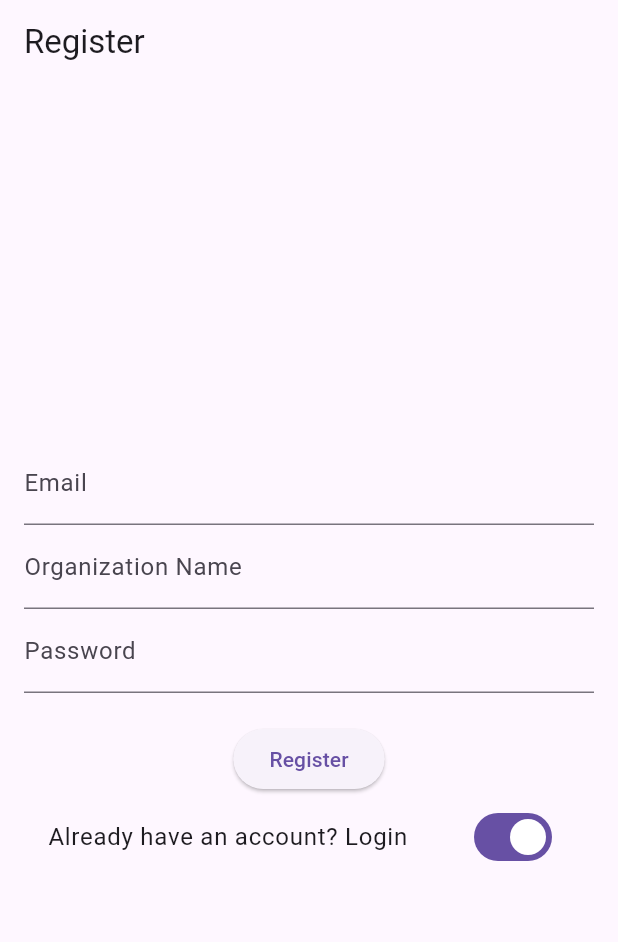
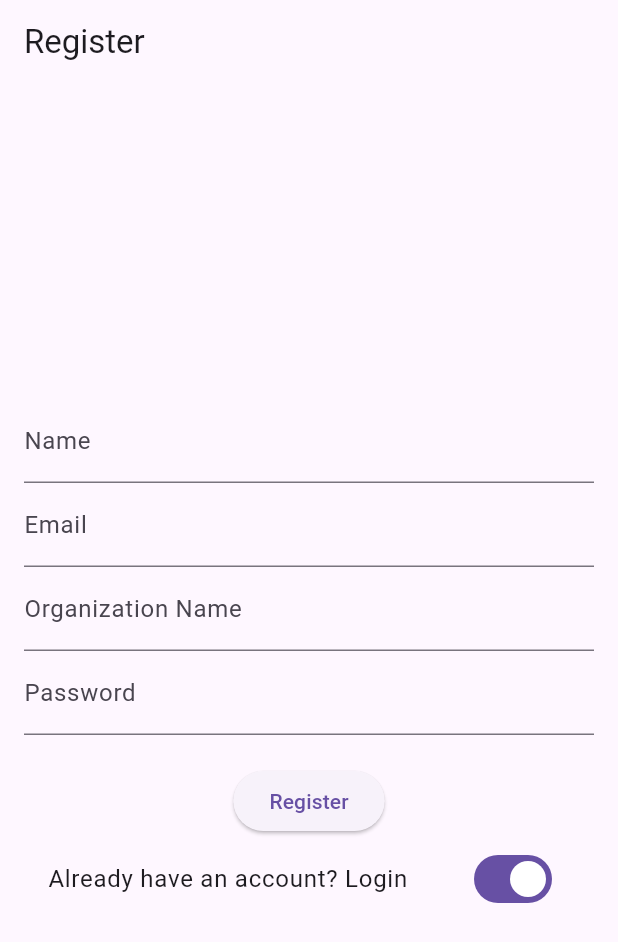
Before and after one commit to Shashank-Shourie/PS21, a Flutter app: the screen it shows after launch, after a tap on "Don't have an account? Register", after a tap on "Register", on a phone screen of 412 x 824 dp. Shown: the top 942 px of the screen. Run offline on Flutter 3.47's test engine with Material 3 defaults, Android fonts, the phone set to English and light mode, and no system bars; our stand-ins replace file_picker; missing offline and left inert: flutter_pdfview.

Commit message:
Added name field

```diff
--- a/frontend/lib/pages/orgregister.dart
+++ b/frontend/lib/pages/orgregister.dart
@@ -26,9 +26,11 @@ class _AuthPageState extends State<AuthPage> {
   final TextEditingController emailController = TextEditingController();
   final TextEditingController passwordController = TextEditingController();
   final TextEditingController orgController = TextEditingController();
+  final TextEditingController nameController = TextEditingController();
+
   bool isRegistering = false;
 
-  late String baseUrl;  // Declare it as a late variable
+  late String baseUrl; // Declare it as a late variable
 
   @override
   void initState() {
@@ -49,7 +51,7 @@ class _AuthPageState extends State<AuthPage> {
       headers: {'Content-Type': 'application/json'},
       body: jsonEncode({
         'organizationName': orgController.text,
-        'name': 'User',
+        'name': nameController.text,
         'email': emailController.text,
         'password': passwordController.text,
       }),
@@ -101,6 +103,11 @@ class _AuthPageState extends State<AuthPage> {
         child: Column(
           mainAxisAlignment: MainAxisAlignment.center,
           children: [
+            if(isRegistering)
+              TextField(
+                controller: nameController,
+                decoration: InputDecoration(labelText: 'Name'),
+              ),
             TextField(
               controller: emailController,
               decoration: InputDecoration(labelText: 'Email'),
```
